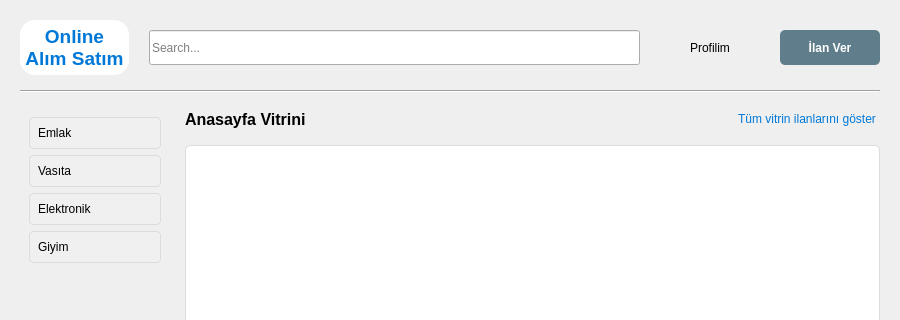
Online-Alim-Satim-Platformu/Online-Alim-Satim-Platformu, file anasayfa.ui: the form before one commit; both pictures show x 0 to 900 and y 0 to 320 of the 900 by 600 pixel window.
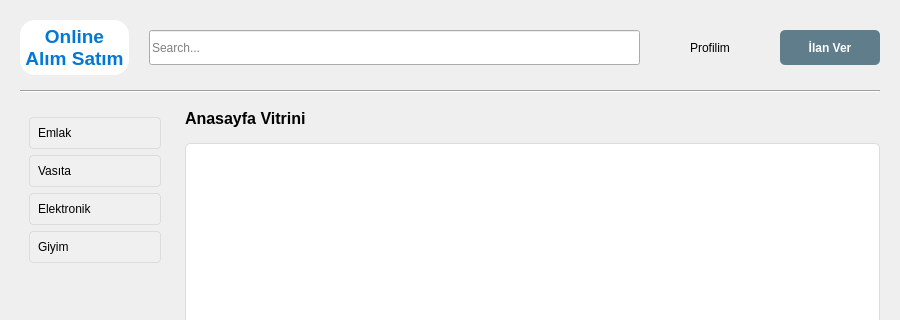
The form after the commit.

Commit message:
anasayfa_duzenleme
anasayfa yazisindan tüm vitrin ilanlarini yazisini silme

What changed in the file:
```diff
--- a/anasayfa.ui
+++ b/anasayfa.ui
@@ -226,22 +226,6 @@
            </property>
           </spacer>
          </item>
-         <item>
-          <widget class="QPushButton" name="btnTumVitrin">
-           <property name="cursor">
-            <cursorShape>PointingHandCursor</cursorShape>
-           </property>
-           <property name="text">
-            <string>Tüm vitrin ilanlarını göster</string>
-           </property>
-           <property name="flat">
-            <bool>true</bool>
-           </property>
-           <property name="styleSheet">
-            <string>color: #0078D7;</string>
-           </property>
-          </widget>
-         </item>
         </layout>
        </item>
        <item>
```
Left out of the diff: 16 changed lines with no effect on the pictures.
